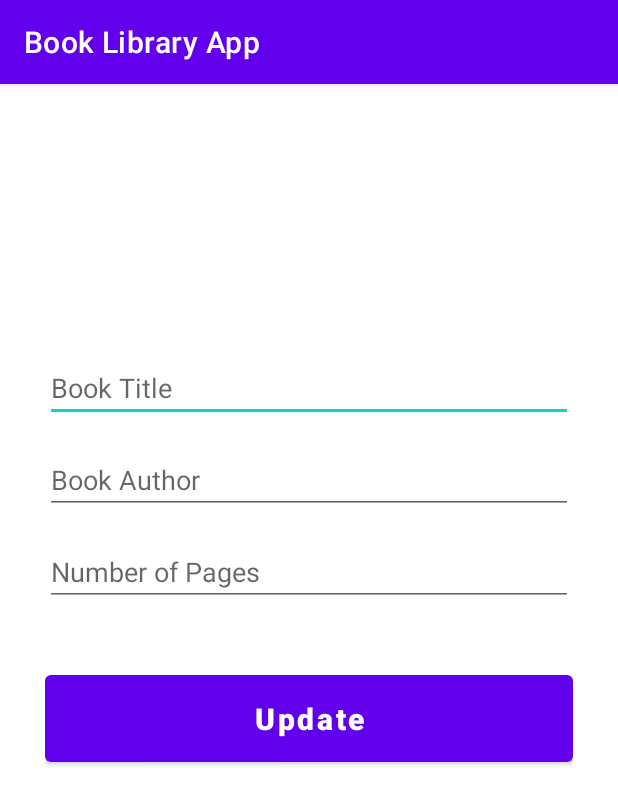
After one commit to JiM35/Book-Library-App, an Android app: the UpdateActivity screen opened directly, with no data from a screen before it, on a phone screen of 412 x 824 dp. The commit adds this screen. Shown: the top 805 px of the screen. Run offline under Robolectric (Android 15) with nearby library versions, the phone set to English and light mode, and no system bars.

Commit message:
Added udate button - no function or logic

```diff
--- a/app/src/main/java/com/example/booklibraryapp/AddActivity.java
+++ b/app/src/main/java/com/example/booklibraryapp/AddActivity.java
@@ -1,3 +1,5 @@
+// AddActivity
+
 package com.example.booklibraryapp;
 
 import androidx.appcompat.app.AppCompatActivity;
@@ -22,10 +24,12 @@ public class AddActivity extends AppCompatActivity {
         pages_input = findViewById(R.id.pages_input);
         add_button = findViewById(R.id.add_button);
         add_button.setOnClickListener(new View.OnClickListener() {
+
             @Override
             public void onClick(View v) {
                 MyDatabaseHelper myDatabaseHelper = new MyDatabaseHelper(AddActivity.this);
-                myDatabaseHelper.addBook(title_input.getText().toString().trim(), author_input.getText().toString().trim(), Integer.valueOf(pages_input.getText().toString().trim()));
+                myDatabaseHelper.addBook(title_input.getText().toString().trim(), author_input.getText().toString().trim(),
+                        Integer.valueOf(pages_input.getText().toString().trim()));
             }
         });
     }
--- a/app/src/main/java/com/example/booklibraryapp/MainActivity.java
+++ b/app/src/main/java/com/example/booklibraryapp/MainActivity.java
@@ -46,6 +46,7 @@ public class MainActivity extends AppCompatActivity {
         book_pages = new ArrayList<>();
 
         storeDataInArrays();
+
         customAdapter = new CustomAdapter(MainActivity.this, book_id, book_title, book_author, book_pages);
         recyclerView.setAdapter(customAdapter);
         recyclerView.setLayoutManager(new LinearLayoutManager(MainActivity.this));
@@ -54,7 +55,7 @@ public class MainActivity extends AppCompatActivity {
     void storeDataInArrays(){
         Cursor cursor = myDB.readAllData();
         if (cursor.getCount() == 0) {  // Means there is no data
-            Toast.makeText(this, "", Toast.LENGTH_SHORT).show();
+            Toast.makeText(this, "No data", Toast.LENGTH_SHORT).show();
         } else {
             while (cursor.moveToNext()) {
                 book_id.add(cursor.getString(0));  // 0 means we are going to read the first column
--- /dev/null
+++ b/app/src/main/java/com/example/booklibraryapp/UpdateActivity.java
@@ -0,0 +1,51 @@
+package com.example.booklibraryapp;
+
+import androidx.appcompat.app.AppCompatActivity;
+
+import android.os.Bundle;
+import android.view.View;
+import android.widget.Button;
+import android.widget.EditText;
+import android.widget.Toast;
+
+public class UpdateActivity extends AppCompatActivity {
+
+    EditText title_input, author_input, pages_input;
+    Button update_button;
+    String id, title, author, pages;
+
+    @Override
+    protected void onCreate(Bundle savedInstanceState) {
+        super.onCreate(savedInstanceState);
+        setContentView(R.layout.activity_update);
+
+        title_input = findViewById(R.id.title_input_2);
+        author_input = findViewById(R.id.author_input_2);
+        pages_input = findViewById(R.id.pages_input_2);
+        update_button = findViewById(R.id.update_button);
+        update_button.setOnClickListener(new View.OnClickListener() {
+            @Override
+            public void onClick(View v) {
+
+            }
+        });
+        getAndSetIntentData();
+    }
+
+    void getAndSetIntentData() {
+        if (getIntent().hasExtra("id") && getIntent().hasExtra("title") && getIntent().hasExtra("author") && getIntent().hasExtra("pages")) {
+//            Getting Data from Intent
+            id = getIntent().getStringExtra("id");
+            title = getIntent().getStringExtra("title");
+            author = getIntent().getStringExtra("author");
+            pages = getIntent().getStringExtra("pages");
+
+//            Setting Intent Data
+            title_input.setText(title);
+            author_input.setText(author);
+            pages_input.setText(pages);
+        } else {
+            Toast.makeText(this, "No data", Toast.LENGTH_SHORT).show();
+        }
+    }
+}
--- a/app/src/main/res/layout/activity_main.xml
+++ b/app/src/main/res/layout/activity_main.xml
@@ -8,9 +8,9 @@
 
     <androidx.recyclerview.widget.RecyclerView
         android:id="@+id/recyclerView"
-        android:paddingTop="?attr/actionBarSize"
         android:layout_width="409dp"
         android:layout_height="729dp"
+        android:background="@color/white"
         app:layout_constraintBottom_toBottomOf="parent"
         app:layout_constraintEnd_toEndOf="parent"
         app:layout_constraintStart_toStartOf="parent"
--- /dev/null
+++ b/app/src/main/res/layout/activity_update.xml
@@ -0,0 +1,58 @@
+<?xml version="1.0" encoding="utf-8"?>
+<androidx.constraintlayout.widget.ConstraintLayout xmlns:android="http://schemas.android.com/apk/res/android"
+    xmlns:app="http://schemas.android.com/apk/res-auto"
+    xmlns:tools="http://schemas.android.com/tools"
+    android:layout_width="match_parent"
+    android:layout_height="match_parent"
+    tools:context=".AddActivity"
+    android:padding="30dp">
+
+    <EditText
+        android:id="@+id/title_input_2"
+        android:layout_width="match_parent"
+        android:layout_height="wrap_content"
+        android:layout_marginTop="150dp"
+        android:ems="10"
+        android:hint="Book Title"
+        android:inputType="text"
+        app:layout_constraintEnd_toEndOf="parent"
+        app:layout_constraintStart_toStartOf="parent"
+        app:layout_constraintTop_toTopOf="parent" />
+
+    <EditText
+        android:id="@+id/author_input_2"
+        android:layout_width="match_parent"
+        android:layout_height="wrap_content"
+        android:layout_marginTop="16dp"
+        android:ems="10"
+        android:hint="Book Author"
+        android:inputType="text"
+        app:layout_constraintEnd_toEndOf="parent"
+        app:layout_constraintStart_toStartOf="parent"
+        app:layout_constraintTop_toBottomOf="@+id/title_input_2" />
+
+    <EditText
+        android:id="@+id/pages_input_2"
+        android:layout_width="match_parent"
+        android:layout_height="wrap_content"
+        android:layout_marginTop="16dp"
+        android:ems="10"
+        android:hint="Number of Pages"
+        android:inputType="number"
+        app:layout_constraintEnd_toEndOf="parent"
+        app:layout_constraintStart_toStartOf="parent"
+        app:layout_constraintTop_toBottomOf="@+id/author_input_2" />
+
+    <Button
+        android:id="@+id/update_button"
+        android:layout_width="match_parent"
+        android:layout_height="70dp"
+        android:layout_marginTop="40dp"
+        android:text="Update"
+        android:textSize="20sp"
+        android:textStyle="bold"
+        android:textAllCaps="false"
+        app:layout_constraintEnd_toEndOf="parent"
+        app:layout_constraintStart_toStartOf="parent"
+        app:layout_constraintTop_toBottomOf="@+id/pages_input_2" />
+</androidx.constraintlayout.widget.ConstraintLayout>
```
Also changed, not shown: app/src/main/AndroidManifest.xml (+6 -5 lines), app/src/main/java/com/example/booklibraryapp/CustomAdapter.java (+22 -2 lines), app/src/main/res/drawable/rounded_rectangle.xml (added, +13 -0 lines), app/src/main/res/layout/my_row.xml (+9 -3 lines).
